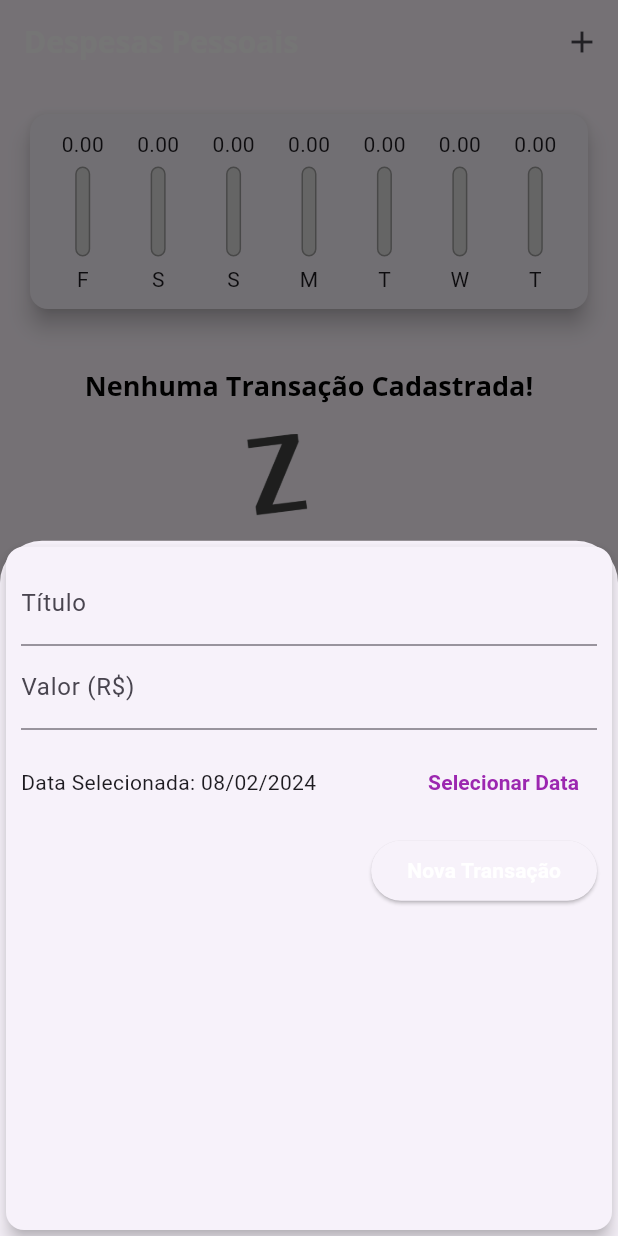
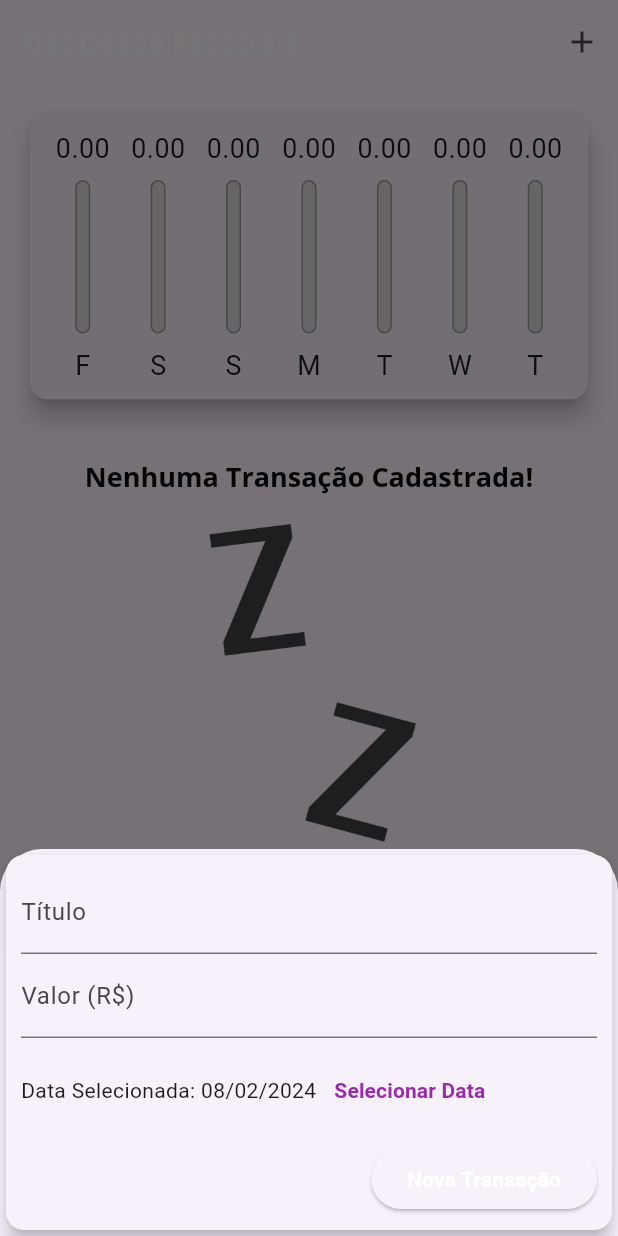
Before and after one commit to WagnerTerry/Despesas-Pessoais, a Flutter app: the screen it shows after launch, after a tap on the "add" icon, on a phone screen of 412 x 824 dp. Run offline on Flutter 3.47's test engine with Material 3 defaults, Android fonts, the phone set to English and light mode, and no system bars.

Commit message:
feat: adicionando responsividade pra android e IOS

```diff
--- /dev/null
+++ b/lib/components/adaptative_button.dart
@@ -0,0 +1,36 @@
+import 'dart:io';
+import 'package:flutter/cupertino.dart';
+import 'package:flutter/material.dart';
+
+class AdaptativeButton extends StatelessWidget {
+  final String label;
+  final Function() onPressed;
+
+  const AdaptativeButton(
+    this.label,
+    this.onPressed, {
+    Key? key,
+  }) : super(key: key);
+
+  @override
+  Widget build(BuildContext context) {
+    return Platform.isIOS
+        ? CupertinoButton(
+            child: Text(label),
+            onPressed: onPressed,
+            color: Theme.of(context).colorScheme.primary,
+            padding: const EdgeInsets.symmetric(
+              horizontal: 20,
+            ),
+          )
+        : ElevatedButton(
+            child: Text(
+              label,
+              style: TextStyle(
+                color: Theme.of(context).textTheme.button?.color,
+              ),
+            ),
+            onPressed: onPressed,
+          );
+  }
+}
--- /dev/null
+++ b/lib/components/adaptative_date_picker.dart
@@ -0,0 +1,66 @@
+import 'dart:io';
+import 'package:flutter/cupertino.dart';
+import 'package:flutter/material.dart';
+import 'package:intl/intl.dart';
+
+class AdaptativeDatePicker extends StatelessWidget {
+  final DateTime? selectedDate;
+  final Function(DateTime)? onDateChanged;
+
+  const AdaptativeDatePicker({
+    this.selectedDate,
+    this.onDateChanged,
+    Key? key,
+  }) : super(key: key);
+
+  _showDatePicker(BuildContext context) {
+    showDatePicker(
+      context: context,
+      initialDate: DateTime.now(),
+      firstDate: DateTime(2019),
+      lastDate: DateTime.now(),
+    ).then((pickedDate) {
+      if (pickedDate == null) {
+        return;
+      }
+
+      onDateChanged!(pickedDate);
+    });
+  }
+
+  @override
+  Widget build(BuildContext context) {
+    return Platform.isIOS
+        ? SizedBox(
+            height: 180,
+            child: CupertinoDatePicker(
+              mode: CupertinoDatePickerMode.date,
+              initialDateTime: DateTime.now(),
+              minimumDate: DateTime(2019),
+              maximumDate: DateTime.now(),
+              onDateTimeChanged: onDateChanged!,
+            ),
+          )
+        : SizedBox(
+            height: 70,
+            child: Row(
+              children: <Widget>[
+                Text(
+                  selectedDate == null
+                      ? 'Nenhuma data selecionada!'
+                      : 'Data Selecionada: ${DateFormat('dd/MM/y').format(selectedDate!)}',
+                ),
+                TextButton(
+                  child: const Text(
+                    'Selecionar Data',
+                    style: TextStyle(
+                      fontWeight: FontWeight.bold,
+                    ),
+                  ),
+                  onPressed: () => _showDatePicker(context),
+                )
+              ],
+            ),
+          );
+  }
+}
--- /dev/null
+++ b/lib/components/adaptative_text_field.dart
@@ -0,0 +1,46 @@
+import 'dart:io';
+import 'package:flutter/cupertino.dart';
+import 'package:flutter/material.dart';
+
+class AdaptativeTextField extends StatelessWidget {
+  final String? label;
+  final TextEditingController? controller;
+  final TextInputType keyboardType;
+  final Function(String)? onSubmitted;
+
+  const AdaptativeTextField({
+    this.label,
+    this.controller,
+    this.keyboardType = TextInputType.text,
+    this.onSubmitted,
+    Key? key,
+  }) : super(key: key);
+
+  @override
+  Widget build(BuildContext context) {
+    return Platform.isIOS
+        ? Padding(
+            padding: const EdgeInsets.only(
+              bottom: 10,
+            ),
+            child: CupertinoTextField(
+              controller: controller,
+              keyboardType: keyboardType,
+              onSubmitted: onSubmitted,
+              placeholder: label,
+              padding: const EdgeInsets.symmetric(
+                horizontal: 6,
+                vertical: 12,
+              ),
+            ),
+          )
+        : TextField(
+            controller: controller,
+            keyboardType: keyboardType,
+            onSubmitted: onSubmitted,
+            decoration: InputDecoration(
+              labelText: label,
+            ),
+          );
+  }
+}
--- a/lib/components/chart.dart
+++ b/lib/components/chart.dart
@@ -1,12 +1,12 @@
-import 'package:expenses/components/chart_bar.dart';
-import 'package:expenses/models/transaction.dart';
 import 'package:flutter/material.dart';
 import 'package:intl/intl.dart';
+import '../models/transaction.dart';
+import 'chart_bar.dart';
 
 class Chart extends StatelessWidget {
   final List<Transaction> recentTransaction;
 
-  const Chart(this.recentTransaction);
+  const Chart(this.recentTransaction, {Key? key}) : super(key: key);
 
   List<Map<String, Object>> get groupedTransactions {
     return List.generate(7, (index) {
@@ -34,7 +34,6 @@ class Chart extends StatelessWidget {
   }
 
   double get _weekTotalValue {
-    // fold é como se fosse o reduce do Javascript
     return groupedTransactions.fold(0.0, (sum, tr) {
       return sum + (tr['value'] as double);
     });
@@ -60,7 +59,8 @@ class Chart extends StatelessWidget {
                     : (tr['value'] as double) / _weekTotalValue,
               ),
             );
-            }).toList()),
+          }).toList(),
+        ),
       ),
     );
   }
--- a/lib/components/chart_bar.dart
+++ b/lib/components/chart_bar.dart
@@ -14,41 +14,55 @@ class ChartBar extends StatelessWidget {
 
   @override
   Widget build(BuildContext context) {
+    return LayoutBuilder(
+      builder: (ctx, constraints) {
         return Column(
           children: [
-        Container(
-          height: 20,
+            SizedBox(
+              height: constraints.maxHeight * 0.15,
               child: FittedBox(
-            child: Text('${value!.toStringAsFixed(2)}'),
+                child: Text(value!.toStringAsFixed(2)),
               ),
             ),
-        const SizedBox(height: 5),
+            SizedBox(height: constraints.maxHeight * 0.05),
             SizedBox(
-          height: 60,
+              height: constraints.maxHeight * 0.6,
               width: 10,
               child: Stack(
                 alignment: Alignment.bottomCenter,
                 children: <Widget>[
                   Container(
                     decoration: BoxDecoration(
-                    border: Border.all(color: Colors.grey, width: 1.0),
+                      border: Border.all(
+                        color: Colors.grey,
+                        width: 1.0,
+                      ),
                       color: const Color.fromRGBO(220, 220, 220, 1),
-                    borderRadius: BorderRadius.circular(5)),
+                      borderRadius: BorderRadius.circular(5),
+                    ),
                   ),
                   FractionallySizedBox(
                     heightFactor: percentage,
                     child: Container(
                       decoration: BoxDecoration(
                         color: Theme.of(context).colorScheme.primary,
-                      borderRadius: BorderRadius.circular(5)),
+                        borderRadius: BorderRadius.circular(5),
                       ),
-              )
+                    ),
+                  ),
                 ],
               ),
             ),
-        const SizedBox(height: 5),
-        Text(label!)
+            SizedBox(height: constraints.maxHeight * 0.05),
+            SizedBox(
+              height: constraints.maxHeight * 0.15,
+              child: FittedBox(
+                child: Text(label!),
+              ),
+            ),
           ],
+        );
+      },
     );
   }
 }
--- a/lib/components/transaction_form.dart
+++ b/lib/components/transaction_form.dart
@@ -1,5 +1,7 @@
 import 'package:flutter/material.dart';
-import 'package:intl/intl.dart';
+import 'adaptative_button.dart';
+import 'adaptative_text_field.dart';
+import 'adaptative_date_picker.dart';
 
 class TransactionForm extends StatefulWidget {
   final void Function(String, double, DateTime) onSubmit;
@@ -26,87 +28,53 @@ class _TransactionFormState extends State<TransactionForm> {
     widget.onSubmit(title, value, _selectedDate!);
   }
 
-  _showDatePicker() {
-    showDatePicker(
-      context: context,
-      initialDate: DateTime.now(),
-      firstDate: DateTime(2019),
-      lastDate: DateTime.now(),
-    ).then((pickedDate) {
-      if (pickedDate == null) {
-        return;
-      }
-
-      setState(() {
-        _selectedDate = pickedDate;
-      });
-    });
-  }
-
   @override
   Widget build(BuildContext context) {
-    return Card(
+    return SingleChildScrollView(
+      child: Card(
         elevation: 5,
         child: Padding(
-        padding: const EdgeInsets.all(10),
+          padding: EdgeInsets.only(
+            top: 10,
+            right: 10,
+            left: 10,
+            bottom: 10 + MediaQuery.of(context).viewInsets.bottom,
+          ),
           child: Column(
             children: [
-            TextField(
+              AdaptativeTextField(
+                label: 'Título',
                 controller: _titleController,
-              onSubmitted: (_) => _submitForm(),
-              decoration: const InputDecoration(
-                labelText: 'Título',
+                onSubmitted: (_) => _submitForm,
               ),
-            ),
-            TextField(
+              AdaptativeTextField(
+                label: 'Valor (R\$)',
                 controller: _valueController,
                 keyboardType:
                     const TextInputType.numberWithOptions(decimal: true),
-              onSubmitted: (_) => _submitForm(),
-              decoration: const InputDecoration(
-                labelText: 'Valor (R\$)',
+                onSubmitted: (_) => _submitForm,
               ),
-            ),
-            SizedBox(
-              height: 70,
-              child: Row(
-                children: <Widget>[
-                  Expanded(
-                    child: Text(
-                      _selectedDate == null
-                          ? 'Nenhuma data selecionada!'
-                          : 'Data Selecionada: ${DateFormat('dd/MM/y').format(_selectedDate!)}',
-                    ),
-                  ),
-                  TextButton(
-                    child: const Text(
-                      'Selecionar Data',
-                      style: TextStyle(
-                        fontWeight: FontWeight.bold,
-                      ),
-                    ),
-                    onPressed: _showDatePicker,
-                  )
-                ],
-              ),
+              AdaptativeDatePicker(
+                selectedDate: _selectedDate,
+                onDateChanged: (newDate) {
+                  setState(() {
+                    _selectedDate = newDate;
+                  });
+                },
               ),
               Row(
                 mainAxisAlignment: MainAxisAlignment.end,
                 children: <Widget>[
-                ElevatedButton(
-                  child: Text(
+                  AdaptativeButton(
                     'Nova Transação',
-                    style: TextStyle(
-                      color: Theme.of(context).textTheme.button?.color,
-                    ),
-                  ),
-                  onPressed: _submitForm,
+                    _submitForm,
                   ),
                 ],
               ),
             ],
           ),
         ),
+      ),
     );
   }
 }
--- a/lib/components/transaction_list.dart
+++ b/lib/components/transaction_list.dart
@@ -9,30 +9,29 @@ class TransactionList extends StatelessWidget {
   const TransactionList(this.transactions, this.onRemove, {Key? key})
       : super(key: key);
 
-// SingleChildScrollView -> para listas pequenas/controladas
-// ListView -> para listas com bastante dados, onde carrega as 5 primeiras e quando scrollar, carrega outros dados
-
   @override
   Widget build(BuildContext context) {
-    return SizedBox(
-      height: 430,
-      child: transactions.isEmpty
-          ? Column(
+    return transactions.isEmpty
+        ? LayoutBuilder(
+            builder: (ctx, constraints) {
+              return Column(
                 children: [
-                SizedBox(height: 20),
+                  const SizedBox(height: 20),
                   Text(
                     'Nenhuma Transação Cadastrada!',
                     style: Theme.of(context).textTheme.headline6,
                   ),
-                SizedBox(height: 20),
+                  const SizedBox(height: 20),
                   SizedBox(
-                  height: 200,
+                    height: constraints.maxHeight * 0.6,
                     child: Image.asset(
-                    "assets/images/waiting.png",
+                      'assets/images/waiting.png',
                       fit: BoxFit.cover,
                     ),
-                )
+                  ),
                 ],
+              );
+            },
           )
         : ListView.builder(
             itemCount: transactions.length,
@@ -40,8 +39,10 @@ class TransactionList extends StatelessWidget {
               final tr = transactions[index];
               return Card(
                 elevation: 5,
-                  margin:
-                      const EdgeInsets.symmetric(vertical: 8, horizontal: 5),
+                margin: const EdgeInsets.symmetric(
+                  vertical: 8,
+                  horizontal: 5,
+                ),
                 child: ListTile(
                     leading: CircleAvatar(
                       backgroundColor: Colors.purple,
@@ -51,22 +52,38 @@ class TransactionList extends StatelessWidget {
                         child: FittedBox(
                           child: Text(
                             'R\$${tr.value}',
-                            style: const TextStyle(color: Colors.white),
+                            style: const TextStyle(
+                              color: Colors.white,
                             ),
                           ),
                         ),
                       ),
-                    title: Text(tr.title,
-                        style: Theme.of(context).textTheme.headline6),
-                    subtitle: Text(DateFormat('d MMM y').format(tr.date)),
-                    trailing: IconButton(
+                    ),
+                    title: Text(
+                      tr.title,
+                      style: Theme.of(context).textTheme.headline6,
+                    ),
+                    subtitle: Text(
+                      DateFormat('d MMM y').format(tr.date),
+                    ),
+                    trailing: MediaQuery.of(context).size.width > 480
+                        ? TextButton.icon(
+                            onPressed: () => onRemove(tr.id),
+                            icon: Icon(Icons.delete,
+                                color: Theme.of(context).errorColor),
+                            label: Text(
+                              'Excluir',
+                              style: TextStyle(
+                                  color: Theme.of(context).errorColor),
+                            ),
+                          )
+                        : IconButton(
                             icon: const Icon(Icons.delete),
                             color: Theme.of(context).errorColor,
                             onPressed: () => onRemove(tr.id),
-                    ),
-                  ),
+                          )),
               );
-              }),
+            },
           );
   }
 }
--- a/lib/main.dart
+++ b/lib/main.dart
@@ -1,8 +1,13 @@
-import 'package:expenses/components/chart.dart';
+import 'dart:math';
+import 'dart:io';
+
 import 'package:expenses/components/transaction_form.dart';
 import 'package:flutter/material.dart';
-import 'dart:math';
+import 'package:flutter/cupertino.dart';
+
+import 'components/transaction_form.dart';
 import 'components/transaction_list.dart';
+import 'components/chart.dart';
 import 'models/transaction.dart';
 
 main() => runApp(ExpensesApp());
@@ -10,10 +15,11 @@ main() => runApp(ExpensesApp());
 class ExpensesApp extends StatelessWidget {
   ExpensesApp({Key? key}) : super(key: key);
   final ThemeData tema = ThemeData();
+
   @override
   Widget build(BuildContext context) {
     return MaterialApp(
-      home: MyHomePage(),
+      home: const MyHomePage(),
       theme: tema.copyWith(
         colorScheme: tema.colorScheme.copyWith(
           primary: Colors.purple,
@@ -24,7 +30,8 @@ class ExpensesApp extends StatelessWidget {
             fontFamily: 'OpenSans',
             fontSize: 18,
             fontWeight: FontWeight.bold,
-                color: Colors.black),
+            color: Colors.black,
+          ),
           button: const TextStyle(
             color: Colors.white,
             fontWeight: FontWeight.bold,
@@ -34,8 +41,10 @@ class ExpensesApp extends StatelessWidget {
           titleTextStyle: TextStyle(
             fontFamily: 'OpenSans',
             fontSize: 20,
-                  fontWeight: FontWeight.bold))),
-      debugShowCheckedModeBanner: false,
+            fontWeight: FontWeight.bold,
+          ),
+        ),
+      ),
     );
   }
 }
@@ -49,11 +58,13 @@ class MyHomePage extends StatefulWidget {
 
 class _MyHomePageState extends State<MyHomePage> {
   final List<Transaction> _transactions = [];
+  bool _showChart = false;
 
   List<Transaction> get _recentTransactions {
-    // where é como se fosse o filter do Javascript
     return _transactions.where((tr) {
-      return tr.date.isAfter(DateTime.now().subtract(const Duration(days: 7)));
+      return tr.date.isAfter(DateTime.now().subtract(
+        const Duration(days: 7),
+      ));
     }).toList();
   }
 
@@ -87,32 +98,104 @@ class _MyHomePageState extends State<MyHomePage> {
     );
   }
 
+  Widget _getIconButton(IconData icon, Function() fn) {
+    return Platform.isIOS
+        ? GestureDetector(onTap: fn, child: Icon(icon))
+        : IconButton(icon: Icon(icon), onPressed: fn);
+  }
+
   @override
   Widget build(BuildContext context) {
-    return Scaffold(
-      appBar: AppBar(
+    final mediaQuery = MediaQuery.of(context);
+    bool isLandscape = mediaQuery.orientation == Orientation.landscape;
+
+    final iconList = Platform.isIOS ? CupertinoIcons.refresh : Icons.list;
+    final chartList =
+        Platform.isIOS ? CupertinoIcons.refresh : Icons.show_chart;
+
+    final actions = [
+      if (isLandscape)
+        _getIconButton(
+          _showChart ? iconList : chartList,
+          () {
+            setState(() {
+              _showChart = !_showChart;
+            });
+          },
+        ),
+      _getIconButton(
+        Platform.isIOS ? CupertinoIcons.add : Icons.add,
+        () => _openTransactionFormModal(context),
+      ),
+    ];
+
+    final PreferredSizeWidget appBar = AppBar(
       title: const Text('Despesas Pessoais'),
-        actions: [
-          IconButton(
-            icon: const Icon(Icons.add),
-            onPressed: () => _openTransactionFormModal(context),
+      actions: actions,
+    );
+
+    final availableHeight = mediaQuery.size.height -
+        appBar.preferredSize.height -
+        mediaQuery.padding.top;
+
+    final bodyPage = SafeArea(
+      child: SingleChildScrollView(
+        child: Column(
+          crossAxisAlignment: CrossAxisAlignment.stretch,
+          children: [
+            // if (isLandscape)
+            //   Row(
+            //     mainAxisAlignment: MainAxisAlignment.center,
+            //     children: [
+            //       const Text('Exibir Gráfico'),
+            //       Switch.adaptive(
+            //         activeColor: Theme.of(context).colorScheme.secondary,
+            //         value: _showChart,
+            //         onChanged: (value) {
+            //           setState(() {
+            //             _showChart = value;
+            //           });
+            //         },
+            //       ),
+            //     ],
+            //   ),
+            if (_showChart || !isLandscape)
+              SizedBox(
+                height: availableHeight * (isLandscape ? 0.8 : 0.3),
+                child: Chart(_recentTransactions),
+              ),
+            if (!_showChart || !isLandscape)
+              SizedBox(
+                height: availableHeight * (isLandscape ? 1 : 0.7),
+                child: TransactionList(_transactions, _removeTransaction),
               ),
           ],
         ),
-      body: SingleChildScrollView(
-        child: Column(
-          crossAxisAlignment: CrossAxisAlignment.stretch,
-          children: [
-            Chart(_recentTransactions),
-            TransactionList(_transactions, _removeTransaction),
-          ],
+      ),
+    );
+
+    return Platform.isIOS
+        ? CupertinoPageScaffold(
+            navigationBar: CupertinoNavigationBar(
+              middle: const Text('Despesas Pessoais'),
+              trailing: Row(
+                mainAxisSize: MainAxisSize.min,
+                children: actions,
               ),
             ),
-      floatingActionButton: FloatingActionButton(
+            child: bodyPage,
+          )
+        : Scaffold(
+            appBar: appBar,
+            body: bodyPage,
+            floatingActionButton: Platform.isIOS
+                ? Container()
+                : FloatingActionButton(
                     child: const Icon(Icons.add),
                     onPressed: () => _openTransactionFormModal(context),
                   ),
-      floatingActionButtonLocation: FloatingActionButtonLocation.centerFloat,
+            floatingActionButtonLocation:
+                FloatingActionButtonLocation.centerFloat,
           );
   }
 }
```
Lines whose indentation alone changed are shown as unchanged.
